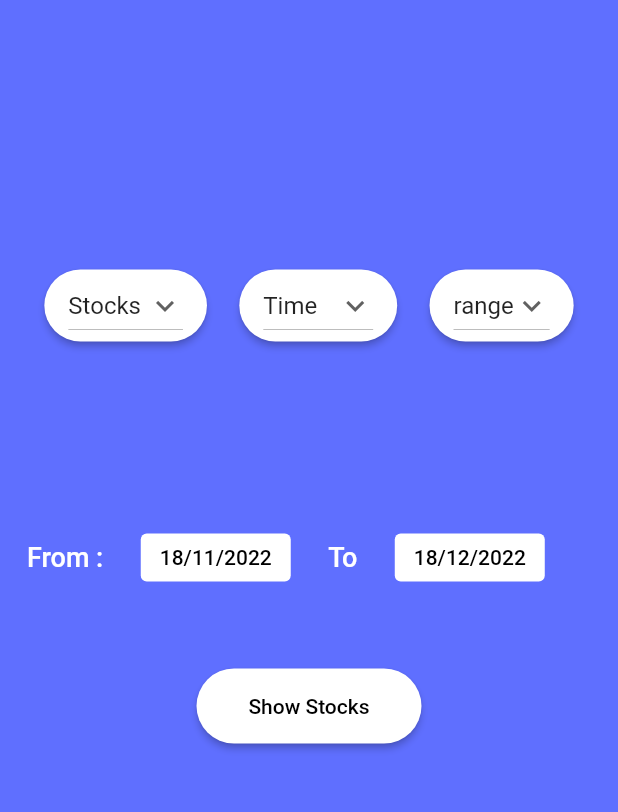
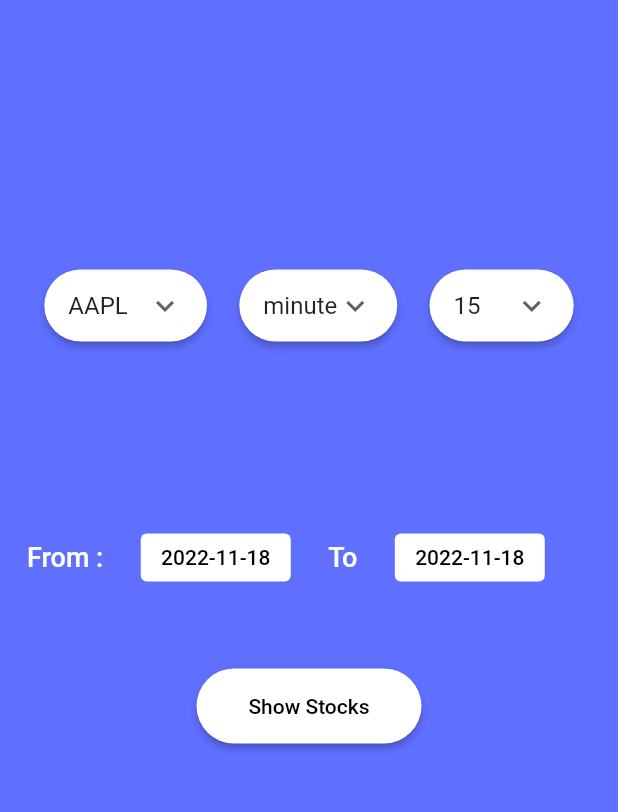
Before and after one commit to keshavsharma0017/Groww, a Flutter app: the Startingpage screen opened by its route, on a phone screen of 412 x 824 dp, the part 74-886 px from its top. Run offline on Flutter 3.47's test engine with Material 2 defaults, Android fonts, the phone set to English and light mode, and no system bars.

Commit message:
fixed changes

```diff
--- a/lib/constant/appdata.dart
+++ b/lib/constant/appdata.dart
@@ -2,18 +2,16 @@
   final String value;
   final String show;
 
-static late String info;
-static late String timerange;
-static late String timevalue;
-static late String fdate;
-static late String tdate;
+  static String info = "AAPL";
+  static String timerange = "minute";
+  static String timevalue = "15";
+  static DateTime fdate = DateTime(2022, 11, 18);
+  static DateTime tdate = DateTime(2022, 11, 18);
 
   Appdata({required this.value, required this.show});
-
 }
 
-
-List<Appdata> appdata1=[
+List<Appdata> appdata1 = [
   Appdata(value: 'AAPL', show: 'Apple'),
   Appdata(value: 'MSFT', show: 'Microsoft'),
   Appdata(value: 'GOOGL', show: 'Google'),
@@ -29,5 +27,4 @@
   Appdata(value: 'META', show: 'Metaverse'),
   Appdata(value: 'TM', show: 'Toyota'),
   Appdata(value: 'BABA', show: 'Alibaba'),
-
 ];
--- a/lib/main.dart
+++ b/lib/main.dart
@@ -21,7 +21,7 @@
       home: const Enterpage(),
       routes: {
         homeRoute: (context) => const Datapage(),
-        searchRoute: (context) => Startingpage(),
+        searchRoute: (context) => const Startingpage(),
       },
     );
   }
--- a/lib/views/homepage.dart
+++ b/lib/views/homepage.dart
@@ -1,7 +1,6 @@
 import 'package:flutter/material.dart';
 import 'package:groww/constant/appdata.dart';
 import '../Servicedata/stocklist.dart';
-import 'package:groww/views/startingpage.dart';
 
 late final String symbol;
 late final List stockList;
--- a/lib/views/startingpage.dart
+++ b/lib/views/startingpage.dart
@@ -1,6 +1,8 @@
+// ignore_for_file: avoid_print
+
 import 'package:flutter/material.dart';
 import 'package:groww/constant/route.dart';
-import 'dart:developer' as devtools show log;
+// import 'dart:developer' as devtools show log;
 import '../constant/appdata.dart';
 
 class Startingpage extends StatefulWidget {
@@ -14,31 +16,14 @@
 }
 
 class _StartingpageState extends State<Startingpage> {
-  final TextEditingController _toDate = TextEditingController();
-  final TextEditingController _fromDate = TextEditingController();
-
-  @override
-  void initState() {
-    _fromDate.text = "";
-    _toDate.text = "";
-    super.initState();
-  }
-
-  // final _validationKey = GlobalKey<FormState>();
-
   @override
   Widget build(BuildContext context) {
-    final newlist = appdata1.map((Appdata) {
-      final String show = Appdata.show;
-      return Text(show);
-    }).toList();
+    // ignore: avoid_types_as_parameter_names, non_constant_identifier_names
 
-    DateTime fdate = DateTime(2022, 11, 18);
-    DateTime tdate = DateTime(2022, 12, 18);
     // Initial Selected Value
-    String stock = 'Stocks';
-    String spam = 'Time';
-    String rangespam = 'range';
+    String? stock = 'Stocks';
+    String? spam = 'Time';
+    String? rangespam = 'range';
 
     // List of items in our dropdown menu
     var stocks = [
@@ -73,8 +58,6 @@
       "45",
       "60",
     ];
-    String val = newlist[0].toString();
-
     return Scaffold(
       backgroundColor: const Color.fromARGB(255, 95, 111, 255),
       body: SafeArea(
@@ -110,23 +93,23 @@
                         borderRadius: BorderRadius.circular(30),
                       ),
                     ),
-                    child: DropdownButton(
-                      value: stock,
-                      icon: const Icon(Icons.keyboard_arrow_down),
-                      elevation: 16,
-                      items: stocks.map((String items) {
+                    child: DropdownButton<String>(
+                      value: Appdata.info,
+                      items: stocks.map((String item) {
                         return DropdownMenuItem(
-                          value: items,
-                          child: Text(items),
+                          value: item,
+                          child: Text(item),
                         );
                       }).toList(),
                       onChanged: (String? value) {
-                        setState(() {
+                        return setState(() {
                           Appdata.info = value!;
-                          print(Appdata.info);
                           stock = value;
                         });
                       },
+                      underline: Container(),
+                      icon: const Icon(Icons.keyboard_arrow_down),
+                      elevation: 16,
                     ),
                   ),
                   ElevatedButton(
@@ -138,7 +121,8 @@
                       ),
                     ),
                     child: DropdownButton(
-                      value: spam,
+                      underline: Container(),
+                      value: Appdata.timerange,
                       icon: const Icon(Icons.keyboard_arrow_down),
                       elevation: 16,
                       items: time.map((String items) {
@@ -152,7 +136,6 @@
                       onChanged: (String? value) {
                         setState(() {
                           Appdata.timerange = value!;
-                          print(Appdata.timerange);
                           spam = value;
                         });
                       },
@@ -167,7 +150,8 @@
                       ),
                     ),
                     child: DropdownButton(
-                      value: rangespam,
+                      underline: Container(),
+                      value: Appdata.timevalue,
                       icon: const Icon(Icons.keyboard_arrow_down),
                       elevation: 16,
                       items: range.map((String items) {
@@ -181,7 +165,6 @@
                       onChanged: (String? value) {
                         setState(() {
                           Appdata.timevalue = value!;
-                          print(Appdata.timevalue);
                           rangespam = value;
                         });
                       },
@@ -215,13 +198,14 @@
                         onPressed: () async {
                           DateTime? newDate = await showDatePicker(
                             context: context,
-                            initialDate: fdate,
+                            initialDate: Appdata.fdate,
                             firstDate: DateTime(1900),
                             lastDate: DateTime(2100),
                           );
                           if (newDate == null) return;
                           setState(() {
-                            Appdata.fdate = newDate.toString();
+                            Appdata.fdate = newDate;
+                            // Appdata.fdate = newDate.toString();
                             print(Appdata.fdate);
                           });
                         },
@@ -229,7 +213,7 @@
                             backgroundColor: Colors.white,
                             minimumSize: const Size(100, 30)),
                         child: Text(
-                          "${fdate.day}/${fdate.month}/${fdate.year}",
+                          "${Appdata.fdate.year.toString()}-${Appdata.fdate.month.toString()}-${Appdata.fdate.day.toString()}",
                           style: const TextStyle(
                             color: Colors.black,
                           ),
@@ -253,13 +237,14 @@
                         onPressed: () async {
                           DateTime? newDate = await showDatePicker(
                             context: context,
-                            initialDate: tdate,
+                            initialDate: Appdata.tdate,
                             firstDate: DateTime(1900),
                             lastDate: DateTime(2100),
                           );
                           if (newDate == null) return;
                           setState(() {
-                            Appdata.tdate = newDate.toString();
+                            Appdata.tdate = newDate;
+                            // Appdata.tdate = newDate.toString();
                             print(Appdata.tdate);
                           });
                         },
@@ -268,7 +253,7 @@
                           minimumSize: const Size(100, 30),
                         ),
                         child: Text(
-                          "${tdate.day}/${tdate.month}/${tdate.year}",
+                          "${Appdata.tdate.year.toString()}-${Appdata.tdate.month.toString()}-${Appdata.tdate.day.toString()}",
                           style: const TextStyle(
                             color: Colors.black,
                           ),
```
Also changed, not shown: lib/Servicedata/stocklist.dart (+12 -7 lines).
